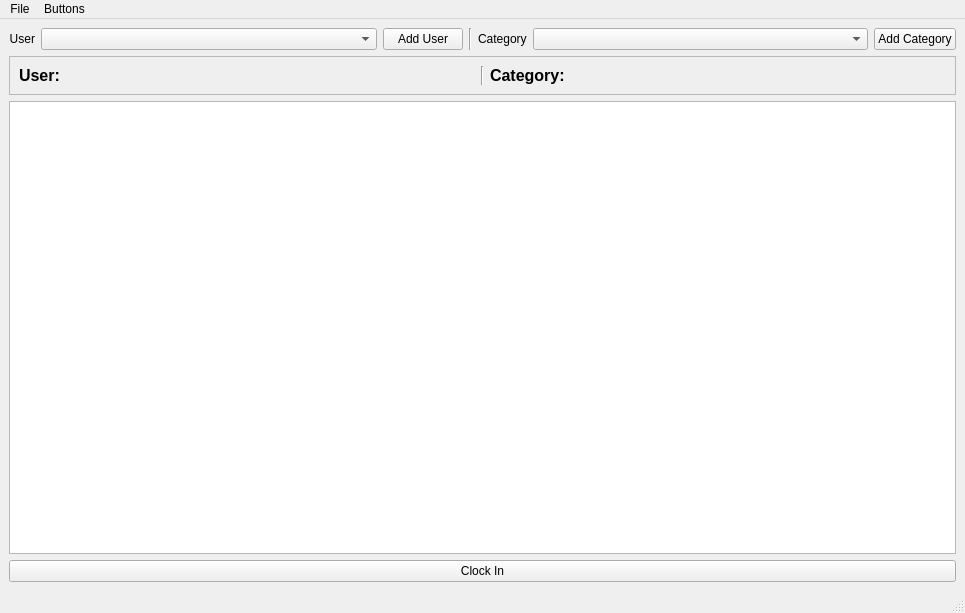
smithbro2115/Clocking, file Gui/MainWindow.ui: the form before one commit.
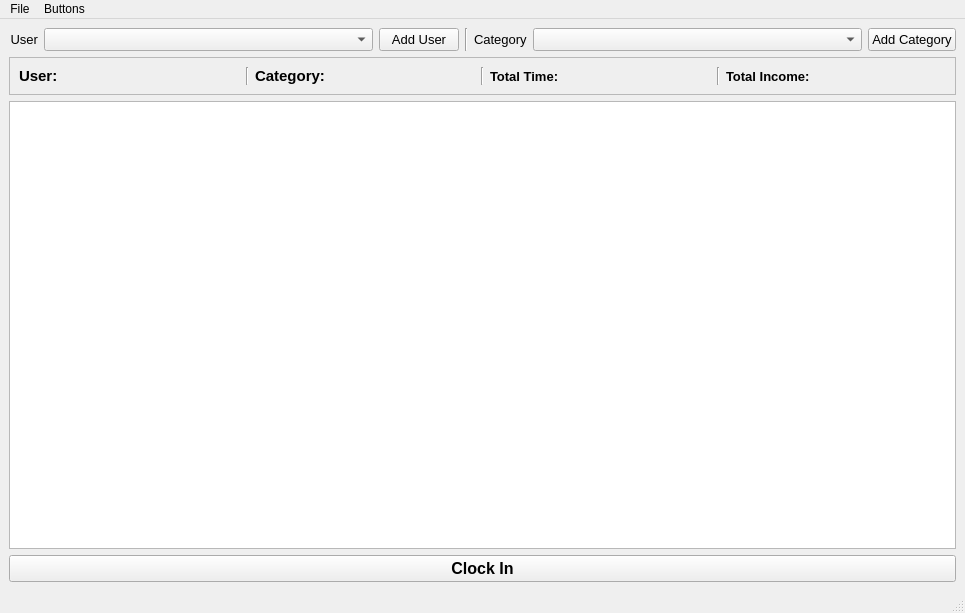
The form after the commit.

```diff
--- a/Gui/MainWindow.ui
+++ b/Gui/MainWindow.ui
@@ -27,7 +27,13 @@
        <number>6</number>
       </property>
       <item row="3" column="1" colspan="3">
-       <widget class="QTableWidget" name="clockTableWidget"/>
+       <widget class="QTableWidget" name="clockTableWidget">
+        <property name="font">
+         <font>
+          <pointsize>12</pointsize>
+         </font>
+        </property>
+       </widget>
       </item>
       <item row="1" column="1" colspan="3">
        <widget class="QFrame" name="frame">
@@ -38,11 +44,39 @@
          <enum>QFrame::Raised</enum>
         </property>
         <layout class="QGridLayout" name="gridLayout_4">
+         <item row="0" column="4">
+          <widget class="Line" name="line_3">
+           <property name="orientation">
+            <enum>Qt::Vertical</enum>
+           </property>
+          </widget>
+         </item>
+         <item row="0" column="5">
+          <widget class="QLabel" name="totalTimeLabel">
+           <property name="font">
+            <font>
+             <pointsize>10</pointsize>
+             <weight>75</weight>
+             <bold>true</bold>
+            </font>
+           </property>
+           <property name="text">
+            <string>Total Time:</string>
+           </property>
+          </widget>
+         </item>
+         <item row="0" column="7">
+          <widget class="Line" name="line_4">
+           <property name="orientation">
+            <enum>Qt::Vertical</enum>
+           </property>
+          </widget>
+         </item>
          <item row="0" column="3">
           <widget class="QLabel" name="label_3">
            <property name="font">
             <font>
-             <pointsize>12</pointsize>
+             <pointsize>11</pointsize>
              <weight>75</weight>
              <bold>true</bold>
             </font>
@@ -65,7 +99,7 @@
           <widget class="QLabel" name="label_4">
            <property name="font">
             <font>
-             <pointsize>12</pointsize>
+             <pointsize>11</pointsize>
              <weight>75</weight>
              <bold>true</bold>
             </font>
@@ -82,11 +116,38 @@
            </property>
           </widget>
          </item>
+         <item row="0" column="8">
+          <widget class="QLabel" name="totalIncomeLabel">
+           <property name="font">
+            <font>
+             <pointsize>10</pointsize>
+             <weight>75</weight>
+             <bold>true</bold>
+            </font>
+           </property>
+           <property name="text">
+            <string>Total Income:</string>
+           </property>
+          </widget>
+         </item>
         </layout>
        </widget>
       </item>
       <item row="4" column="1" colspan="3">
        <widget class="QPushButton" name="clockButton">
+        <property name="sizePolicy">
+         <sizepolicy hsizetype="Minimum" vsizetype="Fixed">
+          <horstretch>0</horstretch>
+          <verstretch>0</verstretch>
+         </sizepolicy>
+        </property>
+        <property name="font">
+         <font>
+          <pointsize>12</pointsize>
+          <weight>75</weight>
+          <bold>true</bold>
+         </font>
+        </property>
         <property name="text">
          <string>Clock In</string>
         </property>
@@ -95,12 +156,17 @@
      </layout>
     </item>
     <item row="0" column="0">
-     <layout class="QGridLayout" name="gridLayout_3" columnstretch="0,1,0,0,0,1,0,0,0,0">
+     <layout class="QGridLayout" name="gridLayout_3" columnstretch="0,1,0,0,0,1,0,0">
       <property name="verticalSpacing">
        <number>2</number>
       </property>
       <item row="1" column="1">
        <widget class="QComboBox" name="userBox">
+        <property name="font">
+         <font>
+          <pointsize>10</pointsize>
+         </font>
+        </property>
         <property name="editable">
          <bool>false</bool>
         </property>
@@ -108,6 +174,11 @@
       </item>
       <item row="1" column="0">
        <widget class="QLabel" name="label">
+        <property name="font">
+         <font>
+          <pointsize>10</pointsize>
+         </font>
+        </property>
         <property name="text">
          <string>User</string>
         </property>
@@ -117,10 +188,21 @@
        </widget>
       </item>
       <item row="1" column="5">
-       <widget class="QComboBox" name="categoryBox"/>
+       <widget class="QComboBox" name="categoryBox">
+        <property name="font">
+         <font>
+          <pointsize>10</pointsize>
+         </font>
+        </property>
+       </widget>
       </item>
       <item row="1" column="4">
        <widget class="QLabel" name="label_2">
+        <property name="font">
+         <font>
+          <pointsize>10</pointsize>
+         </font>
+        </property>
         <property name="text">
          <string>Category</string>
         </property>
@@ -128,6 +210,11 @@
       </item>
       <item row="1" column="7">
        <widget class="QPushButton" name="addCategoryButton">
+        <property name="font">
+         <font>
+          <pointsize>10</pointsize>
+         </font>
+        </property>
         <property name="text">
          <string>Add Category</string>
         </property>
@@ -135,6 +222,11 @@
       </item>
       <item row="1" column="2">
        <widget class="QPushButton" name="addUserButton">
+        <property name="font">
+         <font>
+          <pointsize>10</pointsize>
+         </font>
+        </property>
         <property name="text">
          <string>Add User</string>
         </property>
```
Left out of the diff: 4 changed lines with no effect on the pictures.
